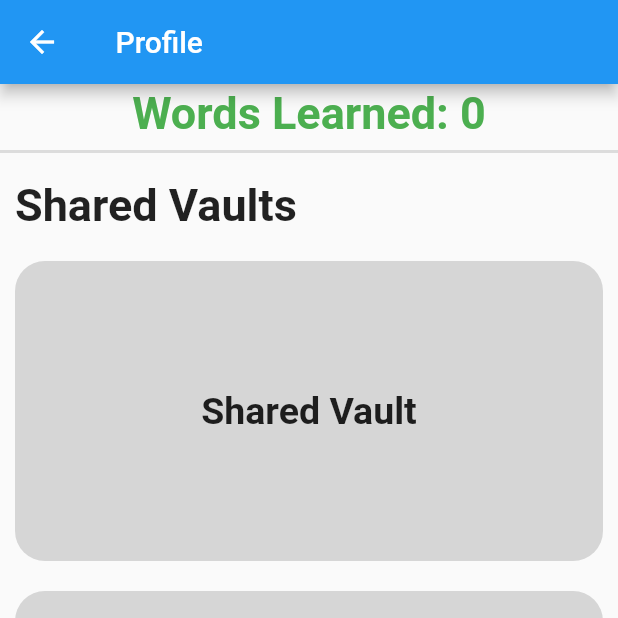
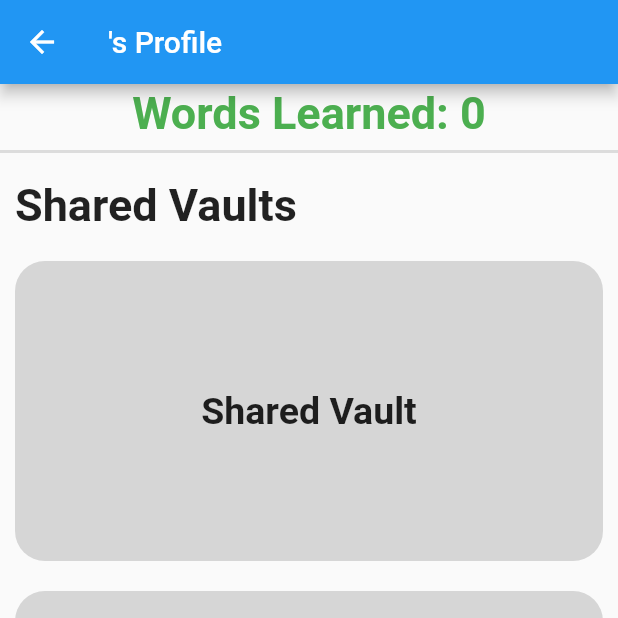
Before and after one commit to abassey/vocabify, a Flutter app: the FriendsAccount screen opened directly with empty values, scrolled down 385 dp, on a phone screen of 412 x 824 dp, the top half of it. Run offline on Flutter 3.47's test engine with Material 2 defaults, Android fonts, the phone set to English and light mode, and no system bars; our stand-ins replace cloud_firestore, firebase_auth, firebase_core; missing offline and left inert: dart:ffi; accounts and stored records are empty; network calls fail.

Commit message:
minor changes

```diff
--- a/lib/providers/app_provider.dart
+++ b/lib/providers/app_provider.dart
@@ -138,6 +138,7 @@ class AppProvider extends ChangeNotifier {
     });
     notifyListeners();
   }
+
 
   void startLoginFlow() {
     _loginState = ApplicationLoginState.emailAddress;
@@ -346,8 +347,8 @@ class AppProvider extends ChangeNotifier {
   // FUNCTIONS FOR SHARING VAULTS -------------------------------------------*
 
   //Add a shared vault for the user
-  Future<void> addSharedUserToVault (String sharedUser, Vault vault){
-    var sharedUserList = [sharedUser];
+  Future<void> addSharedUserToVault (String sharedUser, String sharedUserUid ,Vault vault){
+    var sharedUserList = [{"name": sharedUser, "uid":sharedUserUid}];
     return FirebaseFirestore.instance
       .collection('vaults')
       .doc(vault.name + '_' + currentUser!.uid)
--- a/lib/screens/friend-account.dart
+++ b/lib/screens/friend-account.dart
@@ -22,7 +22,7 @@ class _FriendsAccountState extends State<FriendsAccount> {
   @override
   Widget build(BuildContext context) {
     return Scaffold(
-        appBar: AppBar(title: Text(widget.name + ' Profile')),
+        appBar: AppBar(title: Text(widget.name + '\'s Profile')),
         body: ListView(
           children: [
             buildTop(),
--- a/lib/screens/vault-view.dart
+++ b/lib/screens/vault-view.dart
@@ -173,7 +173,7 @@ class _VaultViewState extends State<VaultView> {
               child: Text(friendsList[i]["name"] as String, style: const TextStyle(fontSize: 18)),
               onPressed: (){
                 Provider.of<AppProvider>(context, listen: false)
-                  .addSharedUserToVault (friendsList[i]["name"] as String, widget.vault);
+                  .addSharedUserToVault (friendsList[i]["name"] as String,friendsList[i]["uid"] as String ,widget.vault);
                 Navigator.of(context).pop();
               },
             )
```
